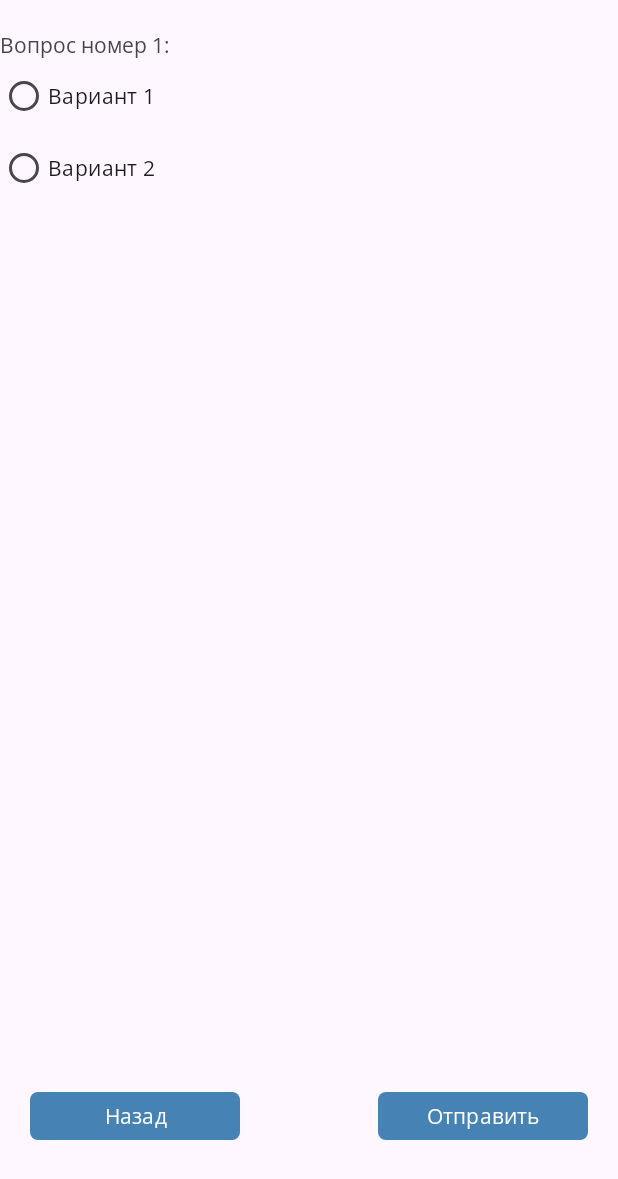
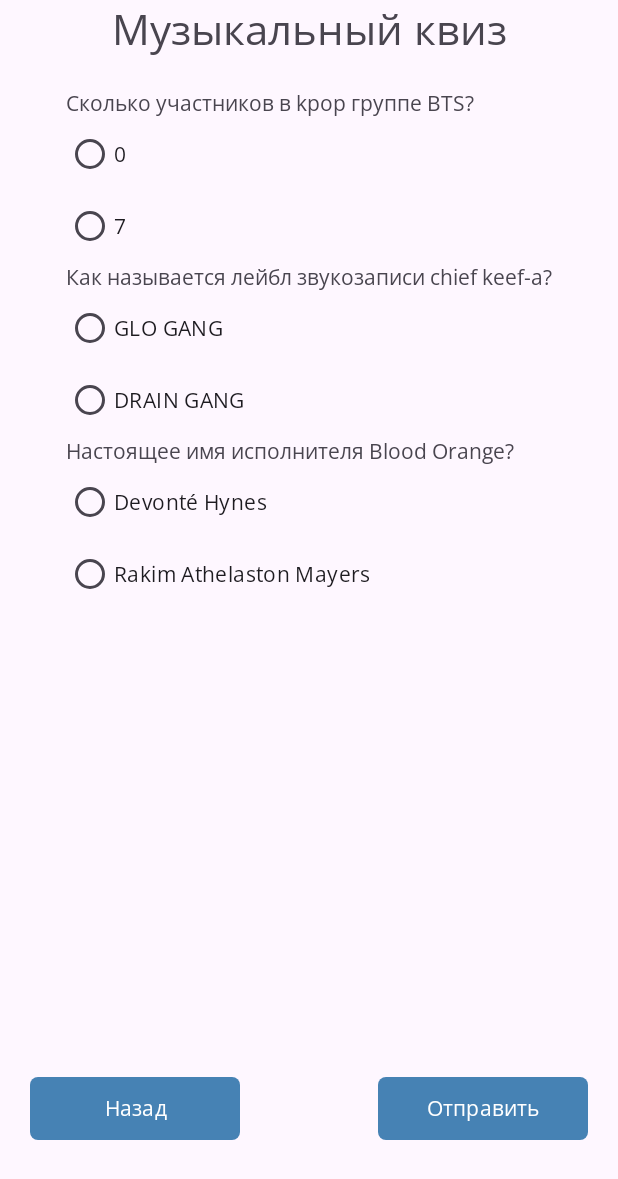
Before and after one commit to jpikin/Android-hw6, an Android app: the screen it shows after launch (MainActivity), after a tap on "Продолжить", on a phone screen of 412 x 824 dp. Shown: the top 1179 px of the screen. Run offline under Robolectric (Android 15) with nearby library versions, the phone set to English and light mode, and no system bars.

Commit message:
navigation added

```diff
--- a/app/build.gradle.kts
+++ b/app/build.gradle.kts
@@ -46,6 +46,8 @@
     implementation(libs.androidx.activity)
     implementation(libs.androidx.constraintlayout)
     implementation(libs.androidx.fragment.ktx)
+    implementation(libs.androidx.navigation.fragment)
+    implementation(libs.androidx.navigation.ui.ktx)
     testImplementation(libs.junit)
     androidTestImplementation(libs.androidx.junit)
     androidTestImplementation(libs.androidx.espresso.core)
--- a/app/src/main/java/com/example/hw6/Fmain.kt
+++ b/app/src/main/java/com/example/hw6/Fmain.kt
@@ -5,8 +5,7 @@
 import android.view.LayoutInflater
 import android.view.View
 import android.view.ViewGroup
-import androidx.fragment.app.commit
-import androidx.fragment.app.replace
+import androidx.navigation.fragment.findNavController
 import com.example.hw6.databinding.FragmentFmainBinding
 
 
@@ -28,10 +27,7 @@
     ): View? {
         _binding = FragmentFmainBinding.inflate(inflater)
         binding.startButton.setOnClickListener {
-            parentFragmentManager.commit {
-                replace<Fquestions>(R.id.main_container)
-                addToBackStack(Fquestions::class.java.simpleName)
-            }
+            findNavController().navigate(R.id.action_fmain_to_fquestions)
         }
         return binding.root
 
@@ -42,8 +38,6 @@
         _binding = null
     }
 
-    companion object {
-        @JvmStatic
-        fun newInstance() = Fmain()
-    }
+
+
 }
--- a/app/src/main/java/com/example/hw6/Fquestions.kt
+++ b/app/src/main/java/com/example/hw6/Fquestions.kt
@@ -5,17 +5,21 @@
 import android.view.LayoutInflater
 import android.view.View
 import android.view.ViewGroup
-import androidx.fragment.app.FragmentManager
-import androidx.fragment.app.commit
-import androidx.fragment.app.replace
+import androidx.navigation.fragment.findNavController
 import com.example.hw6.databinding.FragmentFquestionsBinding
 
+
+
 class Fquestions : Fragment() {
+
+
+
     private var _binding: FragmentFquestionsBinding? = null
     private val binding get() = _binding!!
 
     override fun onCreate(savedInstanceState: Bundle?) {
         super.onCreate(savedInstanceState)
+
     }
 
     override fun onCreateView(
@@ -28,12 +32,14 @@
             parentFragmentManager.popBackStack()
         }
         binding.qSendButton.setOnClickListener {
-            parentFragmentManager.commit {
-                replace<Fsend>(R.id.main_container)
-                addToBackStack(Fsend::class.java.simpleName)
-            }
+            findNavController().navigate(R.id.action_fquestions_to_fsend)
         }
         return binding.root
+    }
+
+    override fun onViewCreated(view: View, savedInstanceState: Bundle?) {
+        super.onViewCreated(view, savedInstanceState)
+
     }
 
     override fun onDestroyView() {
@@ -41,8 +47,13 @@
         _binding = null
     }
 
-    companion object {
-        @JvmStatic
-        fun newInstance() = Fquestions()
+    private fun getAnswersByUser(): Int {
+        var correctAnswersCount = 0
+
+        if (binding.question1.checkedRadioButtonId == binding.answer12.id) correctAnswersCount++
+        if (binding.question2.checkedRadioButtonId == binding.answer21.id) correctAnswersCount++
+        if (binding.question3.checkedRadioButtonId == binding.answer31.id) correctAnswersCount++
+
+        return correctAnswersCount
     }
 }
--- a/app/src/main/java/com/example/hw6/Fsend.kt
+++ b/app/src/main/java/com/example/hw6/Fsend.kt
@@ -7,8 +7,6 @@
 import android.view.ViewGroup
 
 
-private const val ARG_PARAM1 = "param1"
-private const val ARG_PARAM2 = "param2"
 
 class Fsend : Fragment() {
 
@@ -25,9 +23,5 @@
         return inflater.inflate(R.layout.fragment_fsend, container, false)
     }
 
-    companion object {
-        @JvmStatic
-        fun newInstance() = Fsend()
 
-    }
 }
--- a/app/src/main/java/com/example/hw6/MainActivity.kt
+++ b/app/src/main/java/com/example/hw6/MainActivity.kt
@@ -3,8 +3,7 @@
 import android.os.Bundle
 import androidx.activity.enableEdgeToEdge
 import androidx.appcompat.app.AppCompatActivity
-import androidx.fragment.app.commit
-import androidx.fragment.app.replace
+
 
 
 class MainActivity : AppCompatActivity() {
@@ -14,9 +13,5 @@
 
         setContentView(R.layout.activity_main)
 
-        supportFragmentManager.commit{
-            replace<Fmain>(R.id.main_container)
-            addToBackStack(Fmain::class.java.simpleName)
-        }
     }
 }
--- a/app/src/main/res/layout/activity_main.xml
+++ b/app/src/main/res/layout/activity_main.xml
@@ -1,16 +1,25 @@
 <?xml version="1.0" encoding="utf-8"?>
-<androidx.constraintlayout.widget.ConstraintLayout
-    xmlns:android="http://schemas.android.com/apk/res/android"
+<androidx.constraintlayout.widget.ConstraintLayout xmlns:android="http://schemas.android.com/apk/res/android"
     xmlns:tools="http://schemas.android.com/tools"
+    xmlns:app="http://schemas.android.com/apk/res-auto"
     android:id="@+id/main"
     android:layout_width="match_parent"
     android:layout_height="match_parent"
-    tools:context=".MainActivity">
+    tools:context=".MainActivity"
+    android:fitsSystemWindows="true">
 
 <androidx.fragment.app.FragmentContainerView
     android:id="@+id/main_container"
-    android:layout_width="match_parent"
-    android:layout_height="match_parent"
+    android:layout_width="0dp"
+    android:layout_height="0dp"
+    app:layout_constraintBottom_toBottomOf="parent"
+    app:layout_constraintTop_toTopOf="parent"
+    app:layout_constraintStart_toStartOf="parent"
+    app:layout_constraintEnd_toEndOf="parent"
+
+    android:name="androidx.navigation.fragment.NavHostFragment"
+    app:defaultNavHost="true"
+    app:navGraph="@navigation/nav_graph"
     />
 
 </androidx.constraintlayout.widget.ConstraintLayout>
--- a/app/src/main/res/layout/fragment_fmain.xml
+++ b/app/src/main/res/layout/fragment_fmain.xml
@@ -5,7 +5,8 @@
     android:layout_width="match_parent"
     android:layout_height="match_parent"
     xmlns:app="http://schemas.android.com/apk/res-auto"
-    tools:context=".Fmain">
+    tools:context=".Fmain"
+    android:fitsSystemWindows="true">
 
     <ImageView
         android:id="@+id/welcome_picture"
--- a/app/src/main/res/layout/fragment_fquestions.xml
+++ b/app/src/main/res/layout/fragment_fquestions.xml
@@ -1,62 +1,115 @@
 <?xml version="1.0" encoding="utf-8"?>
-<androidx.constraintlayout.widget.ConstraintLayout xmlns:android="http://schemas.android.com/apk/res/android"
+<androidx.constraintlayout.widget.ConstraintLayout
+    xmlns:android="http://schemas.android.com/apk/res/android"
     xmlns:app="http://schemas.android.com/apk/res-auto"
+
     xmlns:tools="http://schemas.android.com/tools"
     android:layout_width="match_parent"
     android:layout_height="match_parent"
-    tools:context=".Fquestions">
+    android:fitsSystemWindows="true">
 
+    <androidx.constraintlayout.widget.ConstraintLayout
+        android:layout_width="match_parent"
+        android:layout_height="0dp"
+        app:layout_constraintBottom_toTopOf="@id/q_buttons_container"
+        app:layout_constraintTop_toTopOf="parent">
 
-    <ScrollView
-        android:id="@+id/scroll_view"
-        android:layout_width="match_parent"
-        android:layout_height="match_parent"
-        android:layout_marginTop="20dp"
-        app:layout_constraintBottom_toTopOf="@id/q_buttons_container"
-        app:layout_constraintTop_toTopOf="parent"
-        tools:ignore="ScrollViewCount">
+        <TextView
+            android:id="@+id/title"
+            android:layout_width="wrap_content"
+            android:layout_height="wrap_content"
+            app:layout_constraintTop_toTopOf="parent"
+            app:layout_constraintBottom_toTopOf="@id/questions"
+            app:layout_constraintStart_toStartOf="parent"
+            app:layout_constraintEnd_toEndOf="parent"
+            android:text="@string/music_quiz"
+            android:fontFamily="@font/opensans_bold"
+            android:textSize="28sp"/>
 
-        <androidx.constraintlayout.widget.ConstraintLayout
-            android:id="@+id/question_1_container"
+        <ScrollView
+            android:id="@+id/questions"
             android:layout_width="wrap_content"
-            android:layout_height="wrap_content">
+            android:layout_height="wrap_content"
+            app:layout_constraintStart_toStartOf="parent"
+            app:layout_constraintEnd_toEndOf="parent"
+            app:layout_constraintTop_toBottomOf="@id/title"
+            app:layout_constraintBottom_toTopOf="@id/q_buttons_container"
+            tools:ignore="NotSibling"
+            android:layout_marginTop="20dp">
 
-            <TextView
-                android:id="@+id/question_1_text"
+            <LinearLayout
+                android:layout_marginHorizontal="10dp"
                 android:layout_width="wrap_content"
                 android:layout_height="wrap_content"
-                android:text="@string/question_1"
-                app:layout_constraintStart_toStartOf="parent"
-                app:layout_constraintTop_toTopOf="parent">
+                android:orientation="vertical">
 
-            </TextView>
+                <TextView
 
-            <RadioGroup
-                android:id="@+id/question_1"
-                android:layout_width="wrap_content"
-                android:layout_height="wrap_content"
-                app:layout_constraintStart_toStartOf="parent"
-                app:layout_constraintTop_toBottomOf="@id/question_1_text">
-
-                <RadioButton
                     android:layout_width="wrap_content"
                     android:layout_height="wrap_content"
-                    android:text="@string/q_1_var_1">
+                    android:text="@string/question_1"/>
+                <RadioGroup
+                    android:id="@+id/question1"
+                    android:layout_width="wrap_content"
+                    android:layout_height="wrap_content">
+                    <RadioButton
+                        android:id="@+id/answer_1_1"
+                        android:layout_width="wrap_content"
+                        android:layout_height="wrap_content"
+                        android:text="@string/answer_to_1_1" />
+                    <RadioButton
+                        android:id="@+id/answer_1_2"
+                        android:layout_width="wrap_content"
+                        android:layout_height="wrap_content"
+                        android:text="@string/answer_to_1_2" />
+                </RadioGroup>
 
-                </RadioButton>
+                <TextView
 
-                <RadioButton
                     android:layout_width="wrap_content"
                     android:layout_height="wrap_content"
-                    android:text="@string/q_1_var_2">
+                    android:text="@string/question_2"/>
+                <RadioGroup
+                    android:id="@+id/question2"
+                    android:layout_width="wrap_content"
+                    android:layout_height="wrap_content">
+                    <RadioButton
+                        android:id="@+id/answer_2_1"
+                        android:layout_width="wrap_content"
+                        android:layout_height="wrap_content"
+                        android:text="@string/answer_to_2_1" />
+                    <RadioButton
+                        android:id="@+id/answer_2_2"
+                        android:layout_width="wrap_content"
+                        android:layout_height="wrap_content"
+                        android:text="@string/answer_to_2_2" />
+                </RadioGroup>
 
-                </RadioButton>
+                <TextView
 
-            </RadioGroup>
-        </androidx.constraintlayout.widget.ConstraintLayout>
+                    android:layout_width="wrap_content"
+                    android:layout_height="wrap_content"
+                    android:text="@string/question_3"/>
+                <RadioGroup
+                    android:id="@+id/question3"
+                    android:layout_width="wrap_content"
+                    android:layout_height="wrap_content">
+                    <RadioButton
+                        android:id="@+id/answer_3_1"
+                        android:layout_width="wrap_content"
+                        android:layout_height="wrap_content"
+                        android:text="@string/answer_to_3_1" />
+                    <RadioButton
+                        android:id="@+id/answer_3_2"
+                        android:layout_width="wrap_content"
+                        android:layout_height="wrap_content"
+                        android:text="@string/answer_to_3_2" />
+                </RadioGroup>
 
-    </ScrollView>
+            </LinearLayout>
 
+        </ScrollView>
+    </androidx.constraintlayout.widget.ConstraintLayout>
 
     <androidx.constraintlayout.widget.ConstraintLayout
         android:id="@+id/q_buttons_container"
@@ -67,7 +120,7 @@
         <Button
             android:id="@+id/qBackButton"
             android:layout_width="140dp"
-            android:layout_height="40dp"
+            android:layout_height="50dp"
             android:layout_marginStart="20dp"
             android:layout_marginBottom="60dp"
             android:text="@string/q_back_button"
@@ -80,14 +133,16 @@
         <Button
             android:id="@+id/qSendButton"
             android:layout_width="140dp"
-            android:layout_height="40dp"
+            android:layout_height="50dp"
             android:layout_marginEnd="20dp"
             android:layout_marginBottom="60dp"
-            android:text="@string/q_send_button"
+            android:text="@string/send_button"
             app:cornerRadius="5dp"
             app:layout_constraintBottom_toBottomOf="parent"
             app:layout_constraintEnd_toEndOf="parent">
 
         </Button>
+
     </androidx.constraintlayout.widget.ConstraintLayout>
+
 </androidx.constraintlayout.widget.ConstraintLayout>
--- a/app/src/main/res/layout/fragment_fsend.xml
+++ b/app/src/main/res/layout/fragment_fsend.xml
@@ -4,7 +4,8 @@
     android:layout_width="match_parent"
     android:layout_height="match_parent"
     xmlns:app="http://schemas.android.com/apk/res-auto"
-    tools:context=".Fsend">
+    tools:context=".Fsend"
+    android:fitsSystemWindows="true">
 
 
     <TextView
@@ -24,7 +25,7 @@
         app:cornerRadius="10dp"
         android:layout_marginHorizontal="30dp"
         android:layout_marginBottom="60dp"
-        android:text="@string/s_send_button"
+        android:text="@string/send_button"
         tools:layout_editor_absoluteX="30dp"
         app:layout_constraintBottom_toBottomOf="parent"
         />
--- /dev/null
+++ b/app/src/main/res/navigation/nav_graph.xml
@@ -0,0 +1,33 @@
+<?xml version="1.0" encoding="utf-8"?>
+<navigation xmlns:android="http://schemas.android.com/apk/res/android"
+    xmlns:app="http://schemas.android.com/apk/res-auto"
+    xmlns:tools="http://schemas.android.com/tools"
+    android:id="@+id/nav_graph"
+    app:startDestination="@id/fmain">
+
+    <fragment
+        android:id="@+id/fmain"
+        android:name="com.example.hw6.Fmain"
+        android:label="fragment_fmain"
+        tools:layout="@layout/fragment_fmain" >
+        <action
+            android:id="@+id/action_fmain_to_fquestions"
+            app:destination="@id/fquestions" />
+    </fragment>
+    <fragment
+        android:id="@+id/fquestions"
+        android:name="com.example.hw6.Fquestions"
+        android:label="Fquestions" >
+        <action
+            android:id="@+id/action_fquestions_to_fsend"
+            app:destination="@id/fsend" />
+        <action
+            android:id="@+id/action_fquestions_to_fmain"
+            app:destination="@id/fmain" />
+    </fragment>
+    <fragment
+        android:id="@+id/fsend"
+        android:name="com.example.hw6.Fsend"
+        android:label="fragment_fsend"
+        tools:layout="@layout/fragment_fsend" />
+</navigation>
--- a/app/src/main/res/values/strings.xml
+++ b/app/src/main/res/values/strings.xml
@@ -2,17 +2,19 @@
 
     <string name="app_name">Easy QUIZY</string>
     <string name="continue_button">Продолжить</string>
-    <!-- TODO: Remove or change this placeholder text -->
     <string name="hello_blank_fragment">Hello blank fragment</string>
     <string name="main_view">Main view</string>
     <string name="q_back_button">Назад</string>
-    <string name="q_send_button">Отправить</string>
-    <string name="s_send_button">Отправить</string>
-    <string name="q_1_var_1">Вариант 1</string>
-    <string name="q_1_var_2">Вариант 2</string>
-    <string name="question_1">Вопрос номер 1:</string>
-    <string name="question_2">Вопрос номер 2</string>
-    <string name="q_2_var_1">Вариант 1</string>
-    <string name="q_2_var_2">Вариант 2</string>
+    <string name="send_button">Отправить</string>
+    <string name="question_1">Сколько участников в kpop группе BTS?</string>
+    <string name="question_2">Как называется лейбл звукозаписи chief keef-a?</string>
+    <string name="question_3">Настоящее имя исполнителя Blood Orange?</string>
+    <string name="music_quiz">Музыкальный квиз</string>
+    <string name="answer_to_1_1">0</string>
+    <string name="answer_to_1_2">7</string>
+    <string name="answer_to_2_1">GLO GANG</string>
+    <string name="answer_to_2_2">DRAIN GANG</string>
+    <string name="answer_to_3_1">Devonté Hynes</string>
+    <string name="answer_to_3_2">Rakim Athelaston Mayers</string>
 
 </resources>
--- a/gradle/libs.versions.toml
+++ b/gradle/libs.versions.toml
@@ -1,5 +1,5 @@
 [versions]
-agp = "8.3.2"
+agp = "8.4.0"
 fragmentKtx = "1.7.0"
 kotlin = "1.9.0"
 coreKtx = "1.13.1"
@@ -10,10 +10,13 @@
 material = "1.12.0"
 activity = "1.8.0"
 constraintlayout = "2.1.4"
+navigationFragment = "2.7.7"
 
 [libraries]
 androidx-core-ktx = { group = "androidx.core", name = "core-ktx", version.ref = "coreKtx" }
 androidx-fragment-ktx = { module = "androidx.fragment:fragment-ktx", version.ref = "fragmentKtx" }
+androidx-navigation-fragment = { module = "androidx.navigation:navigation-fragment", version.ref = "navigationFragment" }
+androidx-navigation-ui-ktx = { module = "androidx.navigation:navigation-ui-ktx", version.ref = "navigationFragment" }
 junit = { group = "junit", name = "junit", version.ref = "junit" }
 androidx-junit = { group = "androidx.test.ext", name = "junit", version.ref = "junitVersion" }
 androidx-espresso-core = { group = "androidx.test.espresso", name = "espresso-core", version.ref = "espressoCore" }
```
Also changed, not shown: gradle/wrapper/gradle-wrapper.properties.
